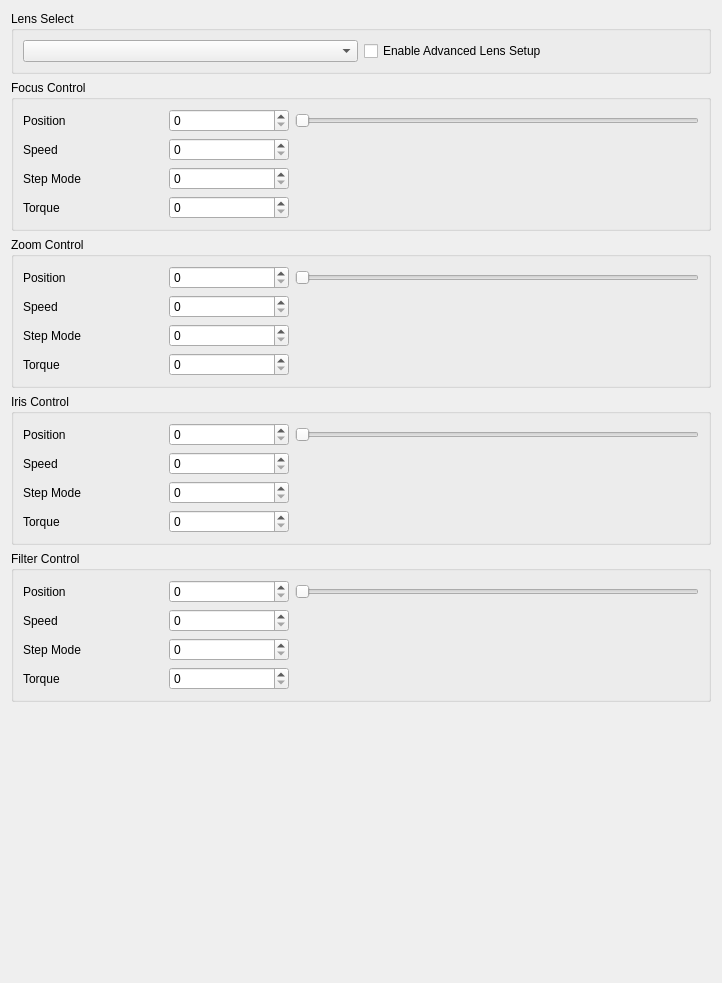
Qt form dct_widgets/lensdriverbox/lensdriverbox.ui (KAYA-Instruments/SDI-Control-Point) before a commit.
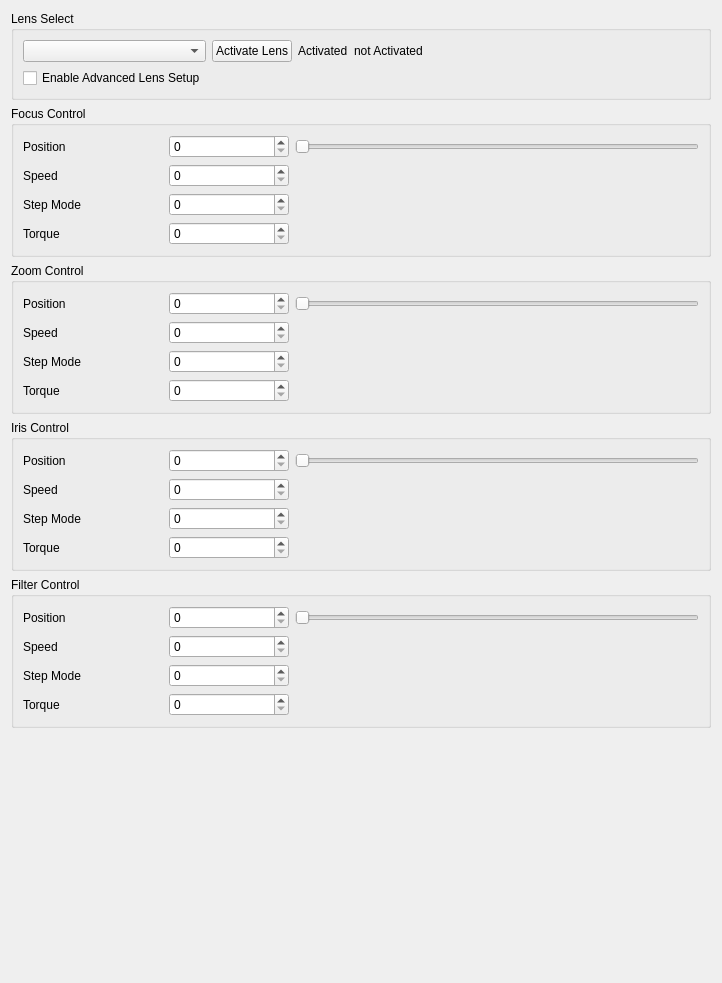
The same form after that commit.

What changed in the file:
```diff
--- a/dct_widgets/lensdriverbox/lensdriverbox.ui
+++ b/dct_widgets/lensdriverbox/lensdriverbox.ui
@@ -23,16 +23,50 @@
       <string>Lens Select</string>
      </property>
      <layout class="QGridLayout" name="gridLayout">
-      <item row="0" column="0">
-       <widget class="QComboBox" name="cbxLensProfile"/>
+      <item row="0" column="2">
+       <widget class="QLabel" name="lblLensActivated">
+        <property name="text">
+         <string>Activated</string>
+        </property>
+       </widget>
       </item>
-      <item row="0" column="1">
+      <item row="1" column="0">
        <widget class="QCheckBox" name="cbxEnableAdvancedSettings">
         <property name="text">
          <string>Enable Advanced Lens Setup</string>
         </property>
        </widget>
       </item>
+      <item row="0" column="1">
+       <widget class="QPushButton" name="btnActivateLens">
+        <property name="text">
+         <string>Activate Lens</string>
+        </property>
+       </widget>
+      </item>
+      <item row="0" column="0">
+       <widget class="QComboBox" name="cbxLensProfile"/>
+      </item>
+      <item row="0" column="3">
+       <widget class="QLabel" name="lblLensNotActivated">
+        <property name="text">
+         <string>not Activated</string>
+        </property>
+       </widget>
+      </item>
+      <item row="0" column="4">
+       <spacer name="horizontalSpacer">
+        <property name="orientation">
+         <enum>Qt::Horizontal</enum>
+        </property>
+        <property name="sizeHint" stdset="0">
+         <size>
+          <width>40</width>
+          <height>20</height>
+         </size>
+        </property>
+       </spacer>
+      </item>
      </layout>
     </widget>
    </item>
```
